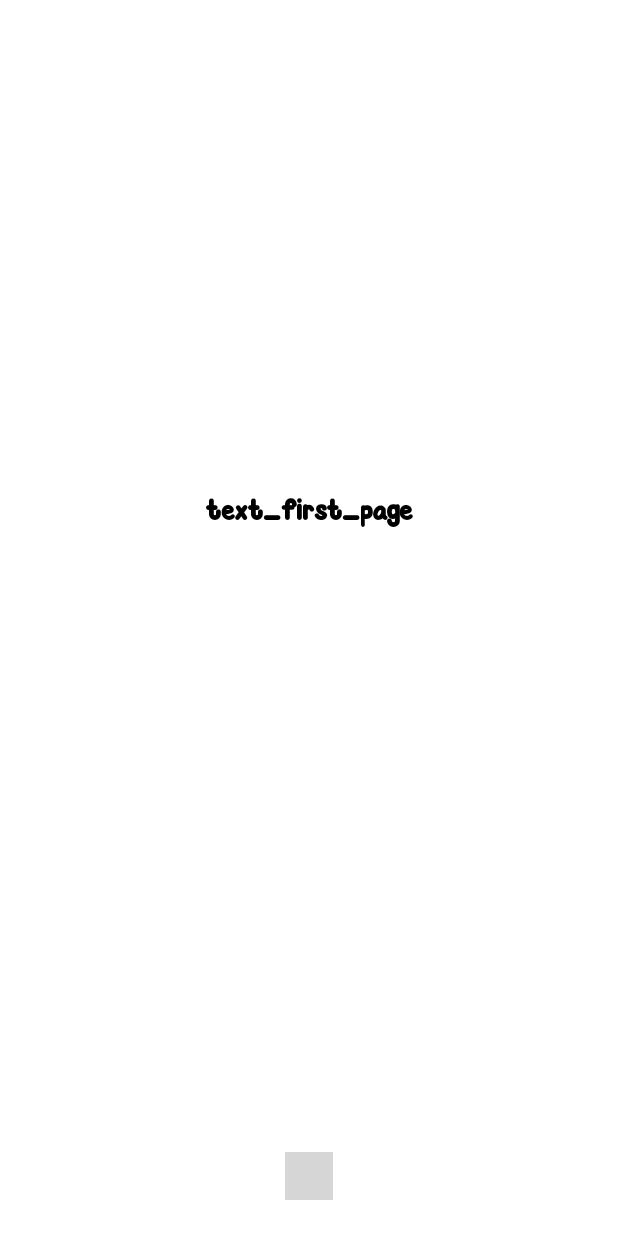
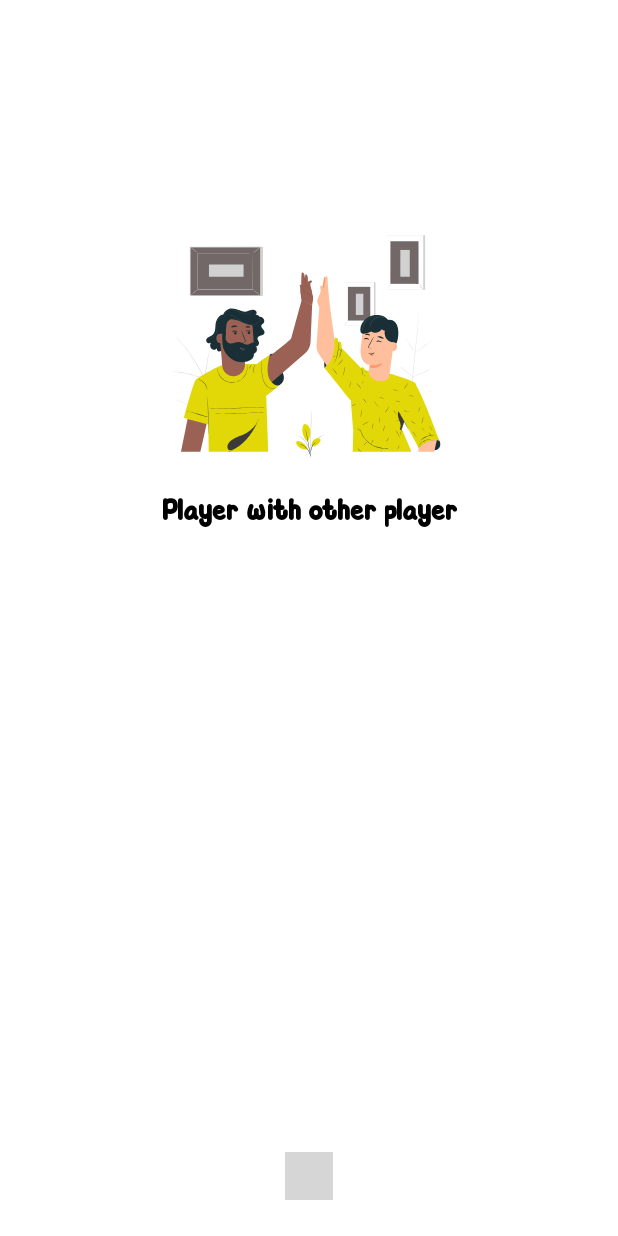
Before and after one commit to riskiilyas/Sciroper-Android-Game, an Android app: the screen it shows after launch (LandingPageActivity), on a phone screen of 412 x 824 dp. Run offline under Robolectric (Android 15) with nearby library versions, the phone set to English and light mode, and no system bars; our stand-ins replace Room's generated code; libraries missing offline, so code that uses them is left out: com.tbuonomo.viewpagerdotsindicator; plain views replace WormDotsIndicator; 2 statements that could not run were skipped; grey boxes are pictures that could not be loaded.

Commit message:
feature landing page

```diff
--- a/app/src/main/res/layout/fragment_page1.xml
+++ b/app/src/main/res/layout/fragment_page1.xml
@@ -6,16 +6,19 @@
     android:layout_height="match_parent"
     tools:context=".ui.landing.Page1Fragment">
 
-    <ImageView
+    <com.airbnb.lottie.LottieAnimationView
         android:id="@+id/iv_first_page"
         style="@style/landing_image"
         tools:ignore="MissingConstraints"
-        tools:src="@tools:sample/avatars" />
+        app:lottie_rawRes="@raw/player_vs_player"
+        app:lottie_loop="true"
+        app:lottie_autoPlay="true"
+        />
 
     <TextView
         style="@style/landing_menu_text"
         android:layout_marginTop="8dp"
-        android:text="text_first_page"
+        android:text="@string/player_with_other_player"
         app:layout_constraintEnd_toEndOf="@+id/iv_first_page"
         app:layout_constraintStart_toStartOf="@+id/iv_first_page"
         app:layout_constraintTop_toBottomOf="@+id/iv_first_page" />
--- a/app/src/main/res/values/strings.xml
+++ b/app/src/main/res/values/strings.xml
@@ -1,3 +1,6 @@
 <resources>
     <string name="app_name">Sciroper</string>
+    <string name="player_with_computer">Player with Computer</string>
+    <string name="player_with_other_player">Player with other player</string>
+    <string name="next">next</string>
 </resources>
```
Also changed, not shown: app/src/main/res/layout/fragment_page2.xml (+16 -3 lines).
